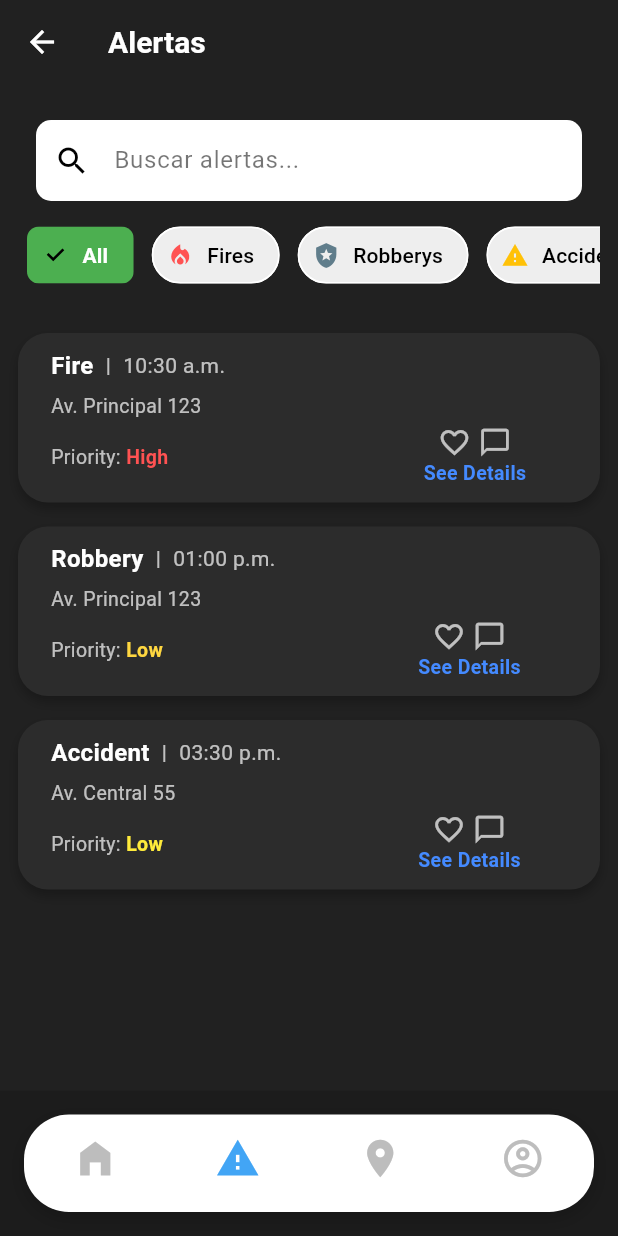
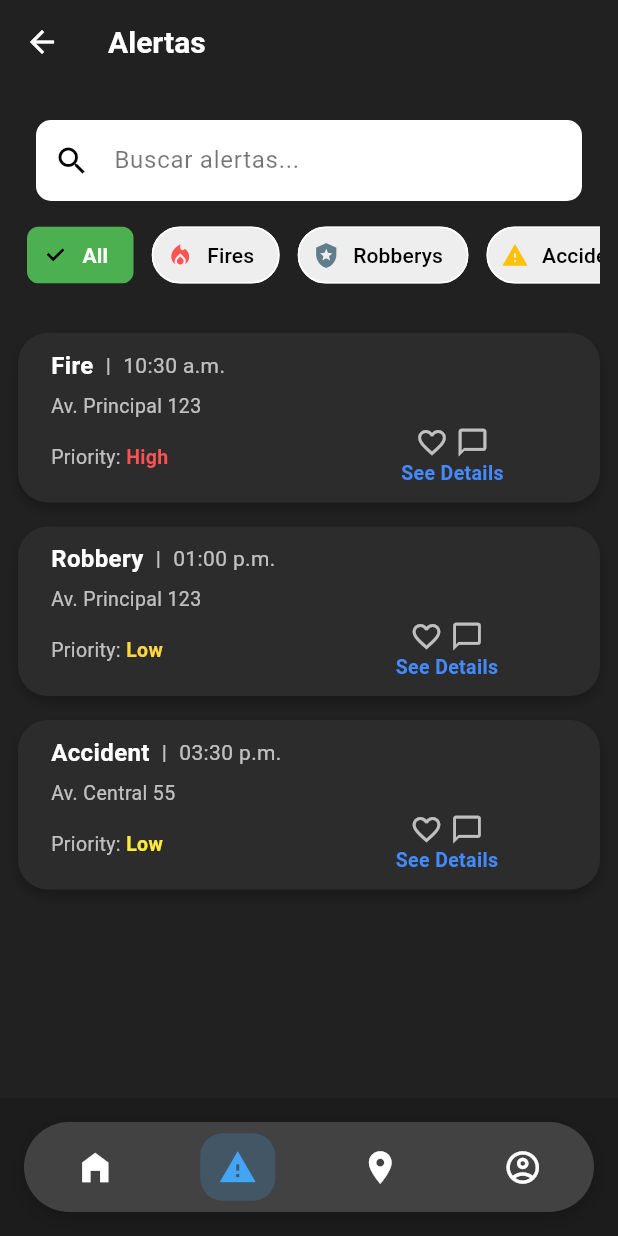
Before and after one commit to luisEnrique22xd/QuickSOSApp, a Flutter app: the MainScreen screen opened by its route, item 2 of the bottom bar chosen, on a phone screen of 412 x 824 dp. Run offline on Flutter 3.47's test engine with Material 3 defaults, Android fonts, the light colour scheme and no system bars; our stand-ins replace cloud_firestore, firebase_auth, firebase_core, firebase_messaging, flutter_map, image_picker and 4 more; accounts and stored records are empty.

Commit message:
05 Imprementando formulario para envio de alerta

```diff
--- a/lib/components/alert_card.dart
+++ b/lib/components/alert_card.dart
@@ -121,7 +121,7 @@ class AlertCard extends StatelessWidget {
                           fontSize: 13,
                         ),
                       ),
-                       const SizedBox(width: 170),
+                       const SizedBox(width: 155),
             Column(
               children: [
                 Row(
--- a/lib/components/navbar.dart
+++ b/lib/components/navbar.dart
@@ -13,51 +13,73 @@ class CustomBottomNavBar extends StatelessWidget {
   @override
   Widget build(BuildContext context) {
     return Padding(
-      padding: const EdgeInsets.all(16.0), // margen alrededor
+      padding: const EdgeInsets.all(16.0),
       child: Container(
+        height: 60, // 🔽 altura reducida sin overflow
         decoration: BoxDecoration(
-          color: const Color.fromARGB(255, 255, 255, 255), // color de fondo
-          borderRadius: BorderRadius.circular(30), // esquinas redondeadas
+          color: Colors.grey[800],
+          borderRadius: BorderRadius.circular(30),
           boxShadow: [
             BoxShadow(
-              color: Color.fromRGBO(0, 0, 0, 0.2),
+              color: Colors.black.withOpacity(0.2),
               blurRadius: 10,
               offset: const Offset(0, 4),
             ),
           ],
         ),
-        child: ClipRRect(
-          borderRadius: BorderRadius.circular(30),
-          child: BottomNavigationBar(
-            backgroundColor: Colors.transparent, // para que se vea el contenedor
-            currentIndex: currentIndex,
-            onTap: onTap,
-            type: BottomNavigationBarType.fixed,
-            iconSize: 30,
-            showSelectedLabels: false,  // 🔽 Oculta texto seleccionado
-            showUnselectedLabels: false,  // 🔽 Oculta texto no seleccionado
-            selectedItemColor: Colors.blue[400],
-            unselectedItemColor: Colors.grey[400],
-            elevation: 0,
-            items: const [
-              BottomNavigationBarItem(
-                icon: Icon(Icons.home_filled),
-                label: '',
+        child: Row(
+          mainAxisAlignment: MainAxisAlignment.spaceAround,
+          children: [
+            _buildNavItem(
+              icon: Icons.home_filled,
+              index: 0,
+              context: context,
+              isSelected: currentIndex == 0,
             ),
-              BottomNavigationBarItem(
-                icon: Icon(Icons.warning),
-                label: '',
+            _buildNavItem(
+              icon: Icons.warning,
+              index: 1,
+              context: context,
+              isSelected: currentIndex == 1,
             ),
-              BottomNavigationBarItem(
-                icon: Icon(Icons.location_on),
-                label: '',
+            _buildNavItem(
+              icon: Icons.location_on,
+              index: 2,
+              context: context,
+              isSelected: currentIndex == 2,
             ),
-              BottomNavigationBarItem(
-                icon: Icon(Icons.account_circle_outlined),
-                label: '',
+            _buildNavItem(
+              icon: Icons.account_circle_outlined,
+              index: 3,
+              context: context,
+              isSelected: currentIndex == 3,
             ),
           ],
         ),
+      ),
+    );
+  }
+
+  Widget _buildNavItem({
+    required IconData icon,
+    required int index,
+    required BuildContext context,
+    required bool isSelected,
+  }) {
+    return GestureDetector(
+      onTap: () => onTap(index),
+      child: AnimatedContainer(
+        duration: const Duration(milliseconds: 200),
+        width: 50,
+        height: 45,
+        decoration: BoxDecoration(
+          color: isSelected ? Colors.blue[400]?.withOpacity(0.2) : Colors.transparent,
+          borderRadius: BorderRadius.circular(15),
+        ),
+        child: Icon(
+          icon,
+          size: 26,
+          color: isSelected ? Colors.blue[400] : Colors.white,
         ),
       ),
     );
--- a/lib/main_app.dart
+++ b/lib/main_app.dart
@@ -1,6 +1,7 @@
 import 'package:flutter/material.dart';
 import 'package:quicksosapp/components/auth_guard.dart';
 import 'package:quicksosapp/screens/alert_screen.dart';
+import 'package:quicksosapp/screens/create_alert.dart';
 import 'package:quicksosapp/screens/home_screen.dart';
 import 'package:quicksosapp/screens/login_screen.dart';
 import 'package:quicksosapp/screens/main_screen.dart';
@@ -26,6 +27,7 @@ class MainApp extends StatelessWidget {
             '/alerts': (context) => const AuthGuard(child: AlertScreen()),
             '/map': (context) => const AuthGuard(child: MapScreen()),
             '/account': (context) => const AuthGuard(child: ProfileScreen()),
+            '/alert': (context) =>  AuthGuard(child: CreateAlert()),
             '/main': (context) =>  MainScreen(),
 
           },
--- a/lib/screens/login_screen.dart
+++ b/lib/screens/login_screen.dart
@@ -204,7 +204,7 @@ class _LoginScreenState extends State<LoginScreen> {
                 onTap: isLoading ? null : login,
                 child: Container(
                   padding: const EdgeInsets.all(15),
-                  margin: const EdgeInsets.symmetric(horizontal: 125),
+                  margin: const EdgeInsets.symmetric(horizontal: 120),
                   decoration: BoxDecoration(
                     color: Colors.white,
                     borderRadius: BorderRadius.circular(25),
```
Also changed, not shown: lib/screens/create_alert.dart (added, +223 -0 lines), lib/screens/home_screen.dart (+65 -8 lines). Lines whose indentation alone changed are shown as unchanged.
